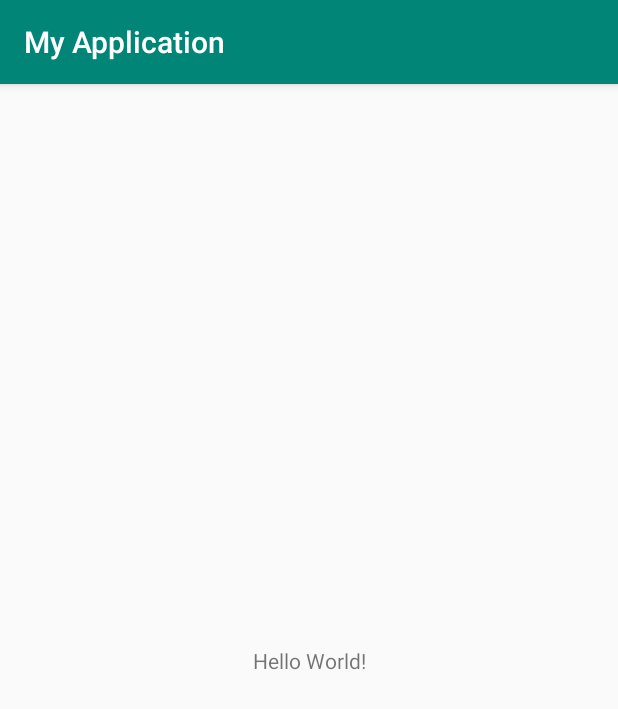
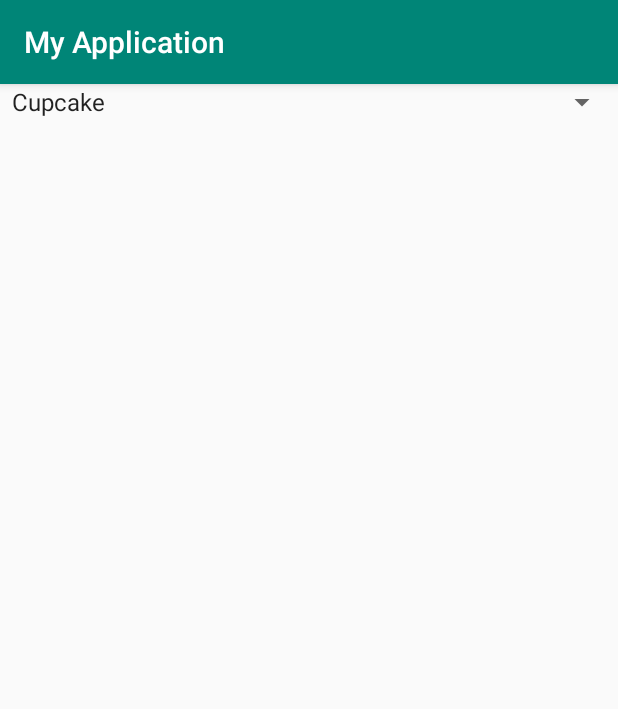
Before and after one commit to mariusgherman/androidfundamentals, an Android app: the screen it shows after launch (MainActivity), on a phone screen of 412 x 824 dp. Shown: the top 709 px of the screen. Run offline under Robolectric (Android 15) with nearby library versions, the phone set to English and light mode, and no system bars.

Commit message:
week 3 - spinner

```diff
--- a/app/src/main/AndroidManifest.xml
+++ b/app/src/main/AndroidManifest.xml
@@ -1,6 +1,9 @@
 <?xml version="1.0" encoding="utf-8"?>
 <manifest xmlns:android="http://schemas.android.com/apk/res/android"
     package="com.example.myapplication">
+
+    <uses-permission android:name="android.permission.INTERNET"/>
+    <uses-permission android:name="android.permission.ACCESS_NETWORK_STATE"/>
 
     <application
         android:allowBackup="true"
--- a/app/src/main/java/com/example/myapplication/MainActivity.java
+++ b/app/src/main/java/com/example/myapplication/MainActivity.java
@@ -2,6 +2,13 @@ package com.example.myapplication;
 
 import android.support.v7.app.AppCompatActivity;
 import android.os.Bundle;
+import android.util.Log;
+import android.view.View;
+import android.widget.AdapterView;
+import android.widget.ArrayAdapter;
+import android.widget.Spinner;
+
+import java.util.List;
 
 public class MainActivity extends AppCompatActivity {
 
@@ -9,5 +16,31 @@ public class MainActivity extends AppCompatActivity {
     protected void onCreate(Bundle savedInstanceState) {
         super.onCreate(savedInstanceState);
         setContentView(R.layout.activity_main);
+
+        final SpinnerDataSource dataSource = new SpinnerDataSource();
+        Spinner spinner = findViewById(R.id.spinner);
+        ArrayAdapter<String> adapter = getAdapter(dataSource);
+
+        spinner.setAdapter(adapter);
+        spinner.setOnItemSelectedListener(new AdapterView.OnItemSelectedListener() {
+            @Override
+            public void onItemSelected(AdapterView<?> parent, View view, int position, long id) {
+                String spinnerItem = dataSource.getDataSource().get(position);
+                Log.d("Spinner item", spinnerItem);
+            }
+
+            @Override
+            public void onNothingSelected(AdapterView<?> parent) {
+
+            }
+        });
+    }
+
+    private ArrayAdapter<String> getAdapter(SpinnerDataSource dataSource) {
+        List<String> androidVersions = dataSource.getDataSource();
+        return new ArrayAdapter<>(this,
+                android.R.layout.simple_spinner_item,
+                androidVersions
+        );
     }
 }
--- /dev/null
+++ b/app/src/main/java/com/example/myapplication/SpinnerDataSource.java
@@ -0,0 +1,19 @@
+package com.example.myapplication;
+
+import java.util.ArrayList;
+import java.util.List;
+
+public class SpinnerDataSource {
+
+    public List<String> getDataSource() {
+        List<String> versions = new ArrayList<>();
+        versions.add("Cupcake");
+        versions.add("Pie");
+        versions.add("KitKat");
+        versions.add("Lollipop");
+        versions.add("Donut");
+
+        return versions;
+    }
+
+}
--- a/app/src/main/res/layout/activity_main.xml
+++ b/app/src/main/res/layout/activity_main.xml
@@ -1,18 +1,12 @@
 <?xml version="1.0" encoding="utf-8"?>
-<android.support.constraint.ConstraintLayout xmlns:android="http://schemas.android.com/apk/res/android"
-    xmlns:app="http://schemas.android.com/apk/res-auto"
-    xmlns:tools="http://schemas.android.com/tools"
+<RelativeLayout xmlns:android="http://schemas.android.com/apk/res/android"
     android:layout_width="match_parent"
-    android:layout_height="match_parent"
-    tools:context=".MainActivity">
+    android:layout_height="match_parent">
 
-    <TextView
-        android:layout_width="wrap_content"
+    <Spinner
+        android:id="@+id/spinner"
+        android:layout_width="match_parent"
         android:layout_height="wrap_content"
-        android:text="Hello World!"
-        app:layout_constraintBottom_toBottomOf="parent"
-        app:layout_constraintLeft_toLeftOf="parent"
-        app:layout_constraintRight_toRightOf="parent"
-        app:layout_constraintTop_toTopOf="parent" />
+        android:prompt="@string/spinner_prompt"/>
 
-</android.support.constraint.ConstraintLayout>
+</RelativeLayout>
--- /dev/null
+++ b/app/src/main/res/values/dimens.xml
@@ -0,0 +1,4 @@
+<?xml version="1.0" encoding="utf-8"?>
+<resources>
+    <dimen name="dime32">100dp</dimen>
+</resources>
--- a/app/src/main/res/values/strings.xml
+++ b/app/src/main/res/values/strings.xml
@@ -1,3 +1,4 @@
 <resources>
     <string name="app_name">My Application</string>
+    <string name="spinner_prompt">Android version</string>
 </resources>
```
